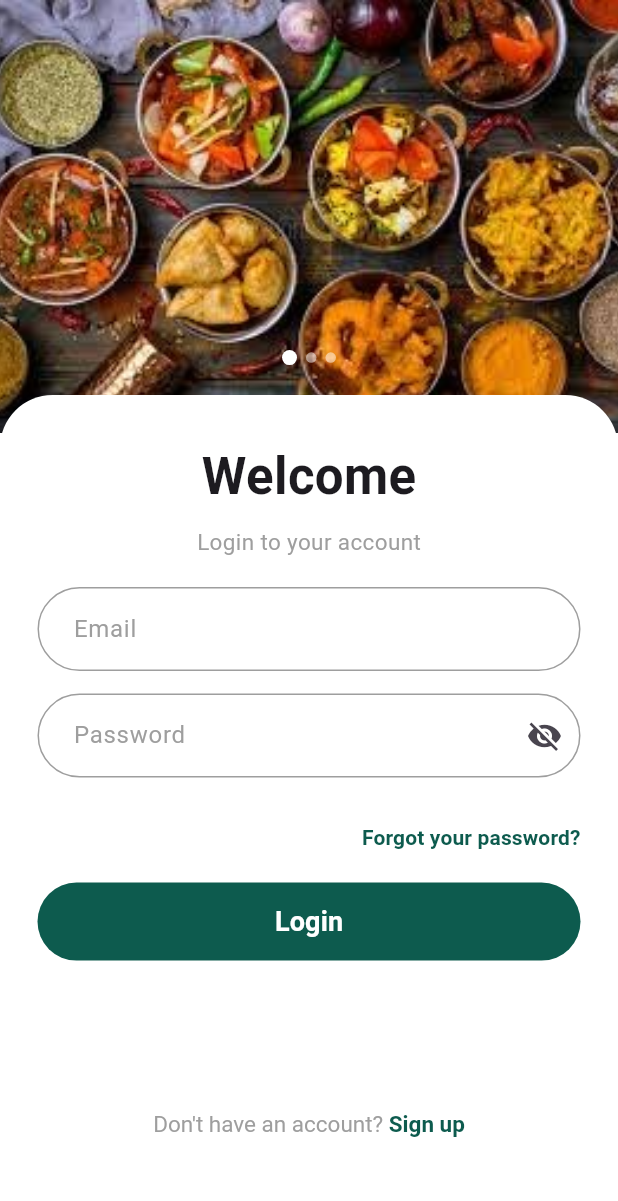
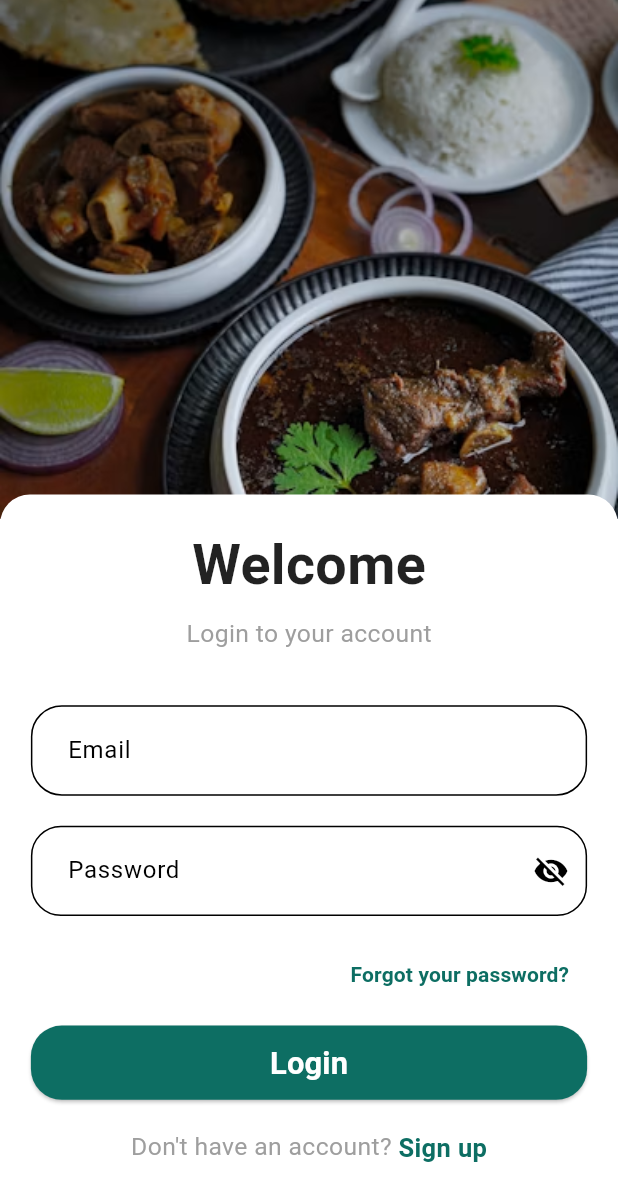
Before and after one commit to Nikku-31/Pure_veg_kichen, a Flutter app: the screen it shows after launch, after a tap on "Get Started", on a phone screen of 412 x 824 dp. Shown: the top 1201 px of the screen. Run offline on Flutter 3.47's test engine with Material 3 defaults, Android fonts, the light colour scheme and no system bars.

Commit message:
update project

```diff
--- a/lib/Widget/login.dart
+++ b/lib/Widget/login.dart
@@ -14,11 +14,8 @@ class _LoginState extends State<Login> {
 
   final _formKey = GlobalKey<FormState>();
 
-  final TextEditingController emailController =
-  TextEditingController();
-
-  final TextEditingController passwordController =
-  TextEditingController();
+  final TextEditingController emailController = TextEditingController();
+  final TextEditingController passwordController = TextEditingController();
 
   @override
   void dispose() {
@@ -29,189 +26,125 @@ class _LoginState extends State<Login> {
 
   @override
   Widget build(BuildContext context) {
+    final size = MediaQuery.of(context).size;
+    final height = size.height;
+    final width = size.width;
     return Scaffold(
-      backgroundColor: AppColors.background,
-      body: SafeArea(
-        top: false,
-        child: SizedBox(
-          height: MediaQuery.of(context).size.height,
-          child: Form(
-            key: _formKey,
+      backgroundColor: Colors.white,
+      resizeToAvoidBottomInset: true,
+      body: SingleChildScrollView(
         child: Column(
           children: [
-                /// TOP IMAGE
-                Stack(
-                  alignment: Alignment.bottomCenter,
-                  children: [
+            /// Top Image
             SizedBox(
-                      height: MediaQuery.of(context).size.height * 0.35,
+              height: height * 0.42,
               width: double.infinity,
               child: Image.asset(
                 "assets/image/login.png",
                 fit: BoxFit.cover,
               ),
             ),
-
-                    /// Dots Indicator
-                    Positioned(
-                      bottom: 45,
-                      child: Row(
-                        children: [
-                          _dot(true),
-                          _dot(false),
-                          _dot(false),
-                        ],
-                      ),
-                    ),
-                  ],
-                ),
-
-                /// WHITE CARD
-            Expanded(
-              child: Transform.translate(
-                offset: const Offset(0, -25),
+            /// White Card
+            Transform.translate(
+              offset: Offset(0, -height * 0.02),
               child: Container(
                 width: double.infinity,
-                    height: MediaQuery.of(context).size.height * 0.35,
-                    padding: const EdgeInsets.symmetric(
-                      horizontal: 25,
-                      vertical: 30,
+                padding: EdgeInsets.symmetric(
+                  horizontal: width * 0.05,
+                  vertical: height * 0.025,
                 ),
                 decoration: const BoxDecoration(
                   color: Colors.white,
                   borderRadius: BorderRadius.only(
-                        topLeft: Radius.circular(35),
-                        topRight: Radius.circular(35),
+                    topLeft: Radius.circular(20),
+                    topRight: Radius.circular(20),
                   ),
                 ),
+                child: Form(
+                  key: _formKey,
                   child: Column(
                     children: [
-                        const Text(
+                       Text(
                         "Welcome",
                         style: TextStyle(
-                            fontSize: 34,
-                            fontWeight: FontWeight.w600,
+                          fontSize: width * 0.09,
+                          fontWeight: FontWeight.bold,
+                          color: Colors.black87,
                         ),
                       ),
 
                       const SizedBox(height: 8),
 
-                        const Text(
+                      Text(
                         "Login to your account",
                         style: TextStyle(
-                            color: Colors.grey,
-                            fontSize: 15,
+                          fontSize: width * 0.04,
+                          color: Colors.grey.shade500,
                         ),
                       ),
 
-                        const SizedBox(height: 20),
+                      const SizedBox(height: 35),
 
-                        /// EMAIL
+                      /// Email
                       TextFormField(
                         controller: emailController,
-                          keyboardType:
-                          TextInputType.emailAddress,
-                          decoration: InputDecoration(
-                            hintText: "Email",
-                            hintStyle: const TextStyle(
-                              color: Colors.grey,
-                            ),
-                            contentPadding:
-                            const EdgeInsets.symmetric(
-                              horizontal: 20,
-                              vertical: 16,
-                            ),
-                            border: OutlineInputBorder(
-                              borderRadius:
-                              BorderRadius.circular(30),
-                            ),
-                            enabledBorder:
-                            OutlineInputBorder(
-                              borderRadius:
-                              BorderRadius.circular(30),
-                              borderSide:
-                              const BorderSide(
-                                color: Colors.grey,
-                              ),
-                            ),
+                        cursorColor: Colors.black,
+                        style: const TextStyle(
+                          color: Colors.black,
+                          fontSize: 16,
                         ),
                         validator: (value) {
-                            if (value == null ||
-                                value.isEmpty) {
-                              return "Enter Email";
+                          if (value == null || value.isEmpty) {
+                            return "Please enter email";
+                          }
+                          if (!RegExp(
+                            r'^[\w-\.]+@([\w-]+\.)+[\w-]{2,4}$',
+                          ).hasMatch(value)) {
+                            return "Enter valid email";
                           }
                           return null;
                         },
+                        decoration: InputDecoration(
+                          labelText: "Email",
+                          labelStyle: const TextStyle(
+                            color: Colors.black,
+                          ),
+                          contentPadding: EdgeInsets.symmetric(
+                            horizontal: width * 0.05,
+                            vertical: height * 0.022,
+                          ),
+                          border: OutlineInputBorder(
+                            borderRadius: BorderRadius.circular(20),
+                            borderSide: const BorderSide(
+                              color: Colors.black,
+                            ),
                           ),
 
-                        const SizedBox(height: 15),
-
-                        /// PASSWORD
-                        TextFormField(
-                          controller: passwordController,
-                          obscureText: obscurePassword,
-                          decoration: InputDecoration(
-                            hintText: "Password",
-                            hintStyle: const TextStyle(
-                              color: Colors.grey,
-                            ),
-                            contentPadding:
-                            const EdgeInsets.symmetric(
-                              horizontal: 20,
-                              vertical: 16,
-                            ),
-                            border: OutlineInputBorder(
-                              borderRadius:
-                              BorderRadius.circular(30),
-                            ),
-                            enabledBorder:
-                            OutlineInputBorder(
-                              borderRadius:
-                              BorderRadius.circular(30),
-                              borderSide:
-                              const BorderSide(
-                                color: Colors.grey,
+                          enabledBorder: OutlineInputBorder(
+                            borderRadius: BorderRadius.circular(width * 0.05),
+                            borderSide: const BorderSide(
+                              color: Colors.black,
                             ),
                           ),
-                            suffixIcon: IconButton(
-                              icon: Icon(
-                                obscurePassword
-                                    ? Icons.visibility_off
-                                    : Icons.visibility,
-                              ),
-                              onPressed: () {
-                                setState(() {
-                                  obscurePassword =
-                                  !obscurePassword;
-                                });
-                              },
+
+                          focusedBorder: OutlineInputBorder(
+                            borderRadius: BorderRadius.circular(20),
+                            borderSide: const BorderSide(
+                              color: Colors.black,
                             ),
                           ),
-                          validator: (value) {
-                            if (value == null ||
-                                value.isEmpty) {
-                              return "Enter Password";
-                            }
-                            return null;
-                          },
+
+                          errorBorder: OutlineInputBorder(
+                            borderRadius: BorderRadius.circular(20),
+                            borderSide: const BorderSide(
+                              color: Colors.black,
+                            ),
                           ),
 
-                        const SizedBox(height: 30),
-
-                        Align(
-                          alignment: Alignment.centerRight,
-                          child: TextButton(
-                            onPressed: () {},
-                            style: TextButton.styleFrom(
-                              padding: EdgeInsets.zero,
-                              minimumSize: const Size(0, 0),
-                              tapTargetSize: MaterialTapTargetSize.shrinkWrap,
-                            ),
-                            child: const Text(
-                              "Forgot your password?",
-                              style: TextStyle(
-                                color: AppColors.primary,
-                                fontWeight: FontWeight.w600,
+                          focusedErrorBorder: OutlineInputBorder(
+                            borderRadius: BorderRadius.circular(20),
+                            borderSide: const BorderSide(
+                              color: Colors.black,
                             ),
                           ),
                         ),
@@ -219,70 +152,154 @@ class _LoginState extends State<Login> {
 
                       const SizedBox(height: 20),
 
-                        /// LOGIN BUTTON
-                        SizedBox(
-                          width: double.infinity,
-                          height: 52,
-                          child: ElevatedButton(
+                      /// Password
+                      TextFormField(
+                        controller: passwordController,
+                        obscureText: obscurePassword,
+                        cursorColor: Colors.black,
+                        style: const TextStyle(
+                          color: Colors.black,
+                          fontSize: 16,
+                        ),
+                        validator: (value) {
+                          if (value == null || value.isEmpty) {
+                            return "Please enter password";
+                          }
+                          return null;
+                        },
+                        decoration: InputDecoration(
+                          labelText: "Password",
+                          labelStyle: const TextStyle(
+                            color: Colors.black,
+                          ),
+                          contentPadding: EdgeInsets.symmetric(
+                            horizontal: width * 0.05,
+                            vertical: height * 0.022,
+                          ),
+
+                          suffixIcon: IconButton(
+                            icon: Icon(
+                              obscurePassword
+                                  ? Icons.visibility_off
+                                  : Icons.visibility,
+                              color: Colors.black,
+                            ),
                             onPressed: () {
-                              if (_formKey
-                                  .currentState!
-                                  .validate()) {
-                                Navigator.push(
-                                  context,
-                                  MaterialPageRoute(
-                                    builder: (context) =>
-                                    const Dashboard(),
+                              setState(() {
+                                obscurePassword = !obscurePassword;
+                              });
+                            },
                           ),
-                                );
-                              }
-                            },
-                            style:
-                            ElevatedButton.styleFrom(
-                              backgroundColor:AppColors.primary,
-                              elevation: 0,
-                              shape:
-                              RoundedRectangleBorder(
-                                borderRadius:
-                                BorderRadius.circular(
-                                    30),
+
+                          border: OutlineInputBorder(
+                            borderRadius: BorderRadius.circular(width * 0.05),
+                            borderSide: const BorderSide(
+                              color: Colors.black,
                             ),
                           ),
-                            child: const Text(
-                              "Login",
-                              style: TextStyle(
-                                fontSize: 18,
-                                color: Colors.white,
-                                fontWeight:
-                                FontWeight.bold,
+
+                          enabledBorder: OutlineInputBorder(
+                            borderRadius: BorderRadius.circular(20),
+                            borderSide: const BorderSide(
+                              color: Colors.black,
+                            ),
+                          ),
+
+                          focusedBorder: OutlineInputBorder(
+                            borderRadius: BorderRadius.circular(20),
+                            borderSide: const BorderSide(
+                              color: Colors.black,
+                            ),
+                          ),
+
+                          errorBorder: OutlineInputBorder(
+                            borderRadius: BorderRadius.circular(20),
+                            borderSide: const BorderSide(
+                              color: Colors.black,
+                            ),
+                          ),
+
+                          focusedErrorBorder: OutlineInputBorder(
+                            borderRadius: BorderRadius.circular(20),
+                            borderSide: const BorderSide(
+                              color: Colors.black,
                             ),
                           ),
                         ),
                       ),
 
-                        const SizedBox(height: 100),
+                      const SizedBox(height: 15),
 
-                        RichText(
-                          text: const TextSpan(
-                            text:
+                      Align(
+                        alignment: Alignment.centerRight,
+                        child: TextButton(
+                          onPressed: () {},
+                          child: const Text(
+                            "Forgot your password?",
+                            style: TextStyle(
+                              color: Color(0xff0D6E63),
+                              fontWeight: FontWeight.w600,
+                            ),
+                          ),
+                        ),
+                      ),
+
+                      const SizedBox(height: 10),
+
+                      /// Login Button
+                      SizedBox(
+                        width: double.infinity,
+                        height: height * 0.06,
+                        child: ElevatedButton(
+                          style: ElevatedButton.styleFrom(
+                            backgroundColor: const Color(0xff0D6E63),
+                            shape: RoundedRectangleBorder(
+                              borderRadius: BorderRadius.circular(width * 0.05),
+                            ),
+                          ),
+                          onPressed: () {
+                            if (_formKey.currentState!.validate()) {
+                              Navigator.push(
+                                context,
+                                MaterialPageRoute(
+                                  builder: (_) => const Dashboard(),
+                                ),
+                              );
+                            }
+                          },
+                          child: Text(
+                            "Login",
+                            style: TextStyle(
+                              fontSize: width * 0.05,
+                              color: Colors.white,
+                              fontWeight: FontWeight.bold,
+                            ),
+                          ),
+                        ),
+                      ),
+
+                      const SizedBox(height: 20),
+
+                      Row(
+                        mainAxisAlignment: MainAxisAlignment.center,
+                        children: [
+                          Text(
                             "Don't have an account? ",
                             style: TextStyle(
-                              color: Colors.grey,
-                              fontSize: 15,
+                              color: Colors.grey.shade500,
+                              fontSize: width * 0.04,
                             ),
-                            children: [
-                              TextSpan(
-                                text: "Sign up",
+                          ),
+                          const Text(
+                            "Sign up",
                             style: TextStyle(
-                                  color:AppColors.primary,
+                              color: Color(0xff0D6E63),
+                              fontSize: 17,
                               fontWeight: FontWeight.bold,
                             ),
                           ),
                         ],
                       ),
-                        ),
-
-                        const SizedBox(height: 20),
                     ],
                   ),
                 ),
@@ -291,22 +308,6 @@ class _LoginState extends State<Login> {
           ],
         ),
       ),
-        ),
-      ),
-    );
-  }
-
-  Widget _dot(bool active) {
-    return Container(
-      margin: const EdgeInsets.symmetric(horizontal: 3),
-      width: active ? 10 : 7,
-      height: active ? 10 : 7,
-      decoration: BoxDecoration(
-        color: active
-            ? Colors.white
-            : Colors.white.withOpacity(0.5),
-        shape: BoxShape.circle,
-      ),
     );
   }
 }
--- a/pubspec.yaml
+++ b/pubspec.yaml
@@ -34,6 +34,7 @@ dependencies:
   # The following adds the Cupertino Icons font to your application.
   # Use with the CupertinoIcons class for iOS style icons.
   cupertino_icons: ^1.0.8
+  flutter_screenutil: ^5.9.3
 
 dev_dependencies:
   flutter_test:
```
Also changed, not shown: assets/image/login.png, pubspec.lock. Lines whose indentation alone changed are shown as unchanged.
